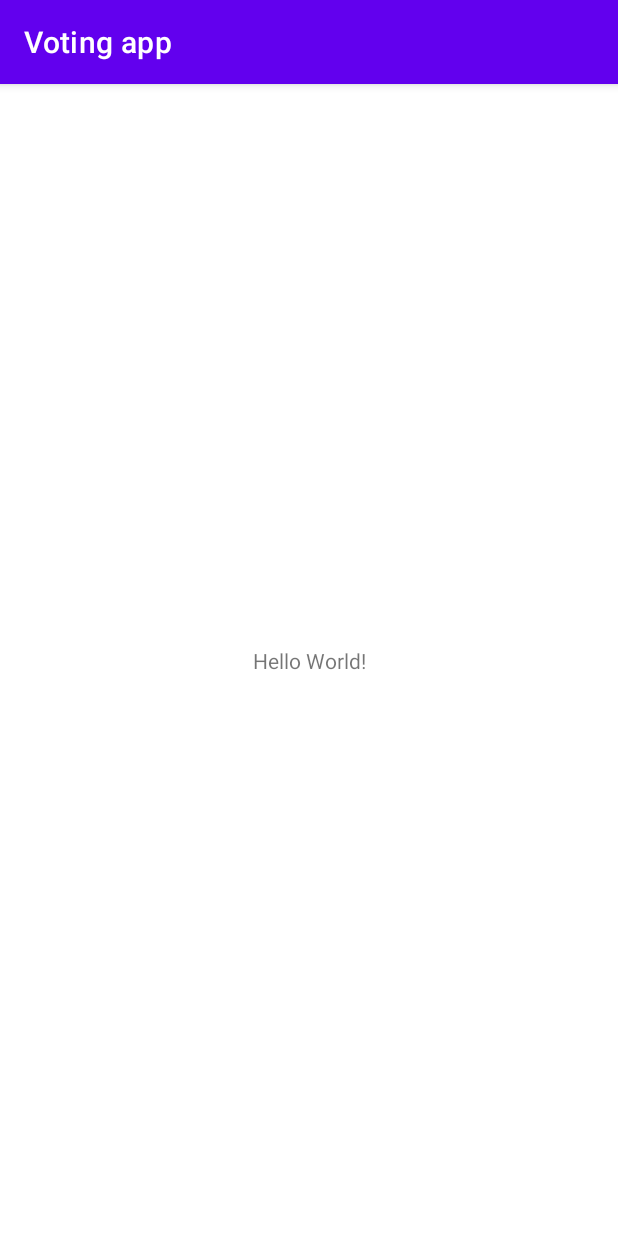
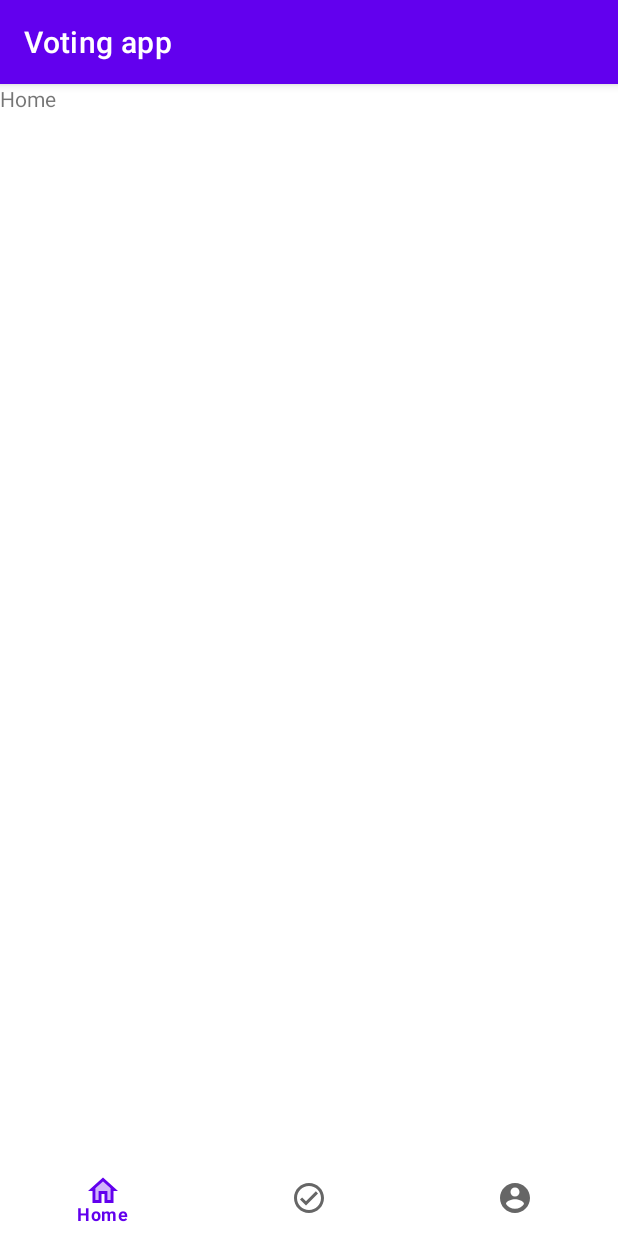
Before and after one commit to rahuladlakha/voting-app, an Android app: the screen it shows after launch once a user with an empty profile is signed in (MainActivity), on a phone screen of 412 x 824 dp. Run offline under Robolectric (Android 15) with nearby library versions, the light colour scheme and no system bars; our stand-ins replace Firebase (no records; nobody signed in at launch, a user with empty details on screens opened directly).

Commit message:
Added bottom navigation menu and also initiated it with the required fragments.
The bottom navigation bar is up and running now with three fragments titled - Home, Results, and Profile.

```diff
--- a/app/build.gradle
+++ b/app/build.gradle
@@ -38,11 +38,10 @@ dependencies {
     implementation 'com.google.android.material:material:1.4.0'
     implementation 'androidx.constraintlayout:constraintlayout:2.1.1'
     implementation 'com.google.firebase:firebase-auth:21.0.1'
+    implementation 'androidx.legacy:legacy-support-v4:1.0.0'
     testImplementation 'junit:junit:4.+'
     androidTestImplementation 'androidx.test.ext:junit:1.1.3'
     androidTestImplementation 'androidx.test.espresso:espresso-core:3.4.0'
     implementation 'com.google.android.gms:play-services-auth:19.2.0'
     implementation 'com.firebaseui:firebase-ui-auth:4.3.2'
 }
-
-apply plugin: 'com.google.gms.google-services'
--- /dev/null
+++ b/app/src/main/java/com/rahul/votingapp/HomeFragment.java
@@ -0,0 +1,64 @@
+package com.rahul.votingapp;
+
+import android.os.Bundle;
+
+import androidx.fragment.app.Fragment;
+
+import android.view.LayoutInflater;
+import android.view.View;
+import android.view.ViewGroup;
+
+/**
+ * A simple {@link Fragment} subclass.
+ * Use the {@link HomeFragment#newInstance} factory method to
+ * create an instance of this fragment.
+ */
+public class HomeFragment extends Fragment {
+
+    // TODO: Rename parameter arguments, choose names that match
+    // the fragment initialization parameters, e.g. ARG_ITEM_NUMBER
+    private static final String ARG_PARAM1 = "param1";
+    private static final String ARG_PARAM2 = "param2";
+
+    // TODO: Rename and change types of parameters
+    private String mParam1;
+    private String mParam2;
+
+    public HomeFragment() {
+        // Required empty public constructor
+    }
+
+    /**
+     * Use this factory method to create a new instance of
+     * this fragment using the provided parameters.
+     *
+     * @param param1 Parameter 1.
+     * @param param2 Parameter 2.
+     * @return A new instance of fragment HomeFragment.
+     */
+    // TODO: Rename and change types and number of parameters
+    public static HomeFragment newInstance(String param1, String param2) {
+        HomeFragment fragment = new HomeFragment();
+        Bundle args = new Bundle();
+        args.putString(ARG_PARAM1, param1);
+        args.putString(ARG_PARAM2, param2);
+        fragment.setArguments(args);
+        return fragment;
+    }
+
+    @Override
+    public void onCreate(Bundle savedInstanceState) {
+        super.onCreate(savedInstanceState);
+        if (getArguments() != null) {
+            mParam1 = getArguments().getString(ARG_PARAM1);
+            mParam2 = getArguments().getString(ARG_PARAM2);
+        }
+    }
+
+    @Override
+    public View onCreateView(LayoutInflater inflater, ViewGroup container,
+                             Bundle savedInstanceState) {
+        // Inflate the layout for this fragment
+        return inflater.inflate(R.layout.fragment_home, container, false);
+    }
+}
--- /dev/null
+++ b/app/src/main/res/drawable/ic_home_twotone.xml
@@ -0,0 +1,15 @@
+<vector xmlns:android="http://schemas.android.com/apk/res/android"
+    android:width="24dp"
+    android:height="24dp"
+    android:viewportWidth="24"
+    android:viewportHeight="24"
+    android:tint="?attr/colorControlNormal">
+  <path
+      android:fillColor="@android:color/white"
+      android:pathData="M12,3L2,12h3v8h6v-6h2v6h6v-8h3L12,3zM17,18h-2v-6L9,12v6L7,18v-7.81l5,-4.5 5,4.5L17,18z"/>
+  <path
+      android:fillColor="@android:color/white"
+      android:pathData="M7,10.19V18h2v-6h6v6h2v-7.81l-5,-4.5z"
+      android:strokeAlpha="0.3"
+      android:fillAlpha="0.3"/>
+</vector>
--- /dev/null
+++ b/app/src/main/res/drawable/ic_profile_twotone.xml
@@ -0,0 +1,10 @@
+<vector xmlns:android="http://schemas.android.com/apk/res/android"
+    android:width="24dp"
+    android:height="24dp"
+    android:viewportWidth="24"
+    android:viewportHeight="24"
+    android:tint="?attr/colorControlNormal">
+  <path
+      android:fillColor="@android:color/white"
+      android:pathData="M12,2C6.48,2 2,6.48 2,12s4.48,10 10,10 10,-4.48 10,-10S17.52,2 12,2zM12,5c1.66,0 3,1.34 3,3s-1.34,3 -3,3 -3,-1.34 -3,-3 1.34,-3 3,-3zM12,19.2c-2.5,0 -4.71,-1.28 -6,-3.22 0.03,-1.99 4,-3.08 6,-3.08 1.99,0 5.97,1.09 6,3.08 -1.29,1.94 -3.5,3.22 -6,3.22z"/>
+</vector>
--- /dev/null
+++ b/app/src/main/res/drawable/ic_results.xml
@@ -0,0 +1,10 @@
+<vector xmlns:android="http://schemas.android.com/apk/res/android"
+    android:width="24dp"
+    android:height="24dp"
+    android:viewportWidth="24"
+    android:viewportHeight="24"
+    android:tint="?attr/colorControlNormal">
+  <path
+      android:fillColor="@android:color/white"
+      android:pathData="M12,2C6.48,2 2,6.48 2,12s4.48,10 10,10 10,-4.48 10,-10S17.52,2 12,2zM12,20c-4.41,0 -8,-3.59 -8,-8s3.59,-8 8,-8 8,3.59 8,8 -3.59,8 -8,8zM16.59,7.58L10,14.17l-2.59,-2.58L6,13l4,4 8,-8z"/>
+</vector>
--- a/app/src/main/res/layout/activity_main.xml
+++ b/app/src/main/res/layout/activity_main.xml
@@ -6,13 +6,32 @@
     android:layout_height="match_parent"
     tools:context=".MainActivity">
 
-    <TextView
-        android:layout_width="wrap_content"
-        android:layout_height="wrap_content"
-        android:text="Hello World!"
-        app:layout_constraintBottom_toBottomOf="parent"
-        app:layout_constraintLeft_toLeftOf="parent"
-        app:layout_constraintRight_toRightOf="parent"
+
+    <FrameLayout
+        android:id="@+id/frameLayout"
+        android:layout_width="match_parent"
+        android:layout_height="50dp"
+        app:layout_constraintBottom_toBottomOf="parent">
+
+        <com.google.android.material.bottomnavigation.BottomNavigationView
+            android:id="@+id/bottomNavigationView"
+            android:layout_width="match_parent"
+            android:layout_height="match_parent"
+            app:layout_constraintBottom_toBottomOf="parent"
+            app:layout_constraintEnd_toEndOf="parent"
+            app:layout_constraintStart_toStartOf="parent"
+            app:menu="@menu/bottom_navigation_menu"
+            app:labelVisibilityMode="selected"/>
+
+    </FrameLayout>
+
+    <androidx.fragment.app.FragmentContainerView
+        android:id="@+id/fragmentContainerView"
+        android:name="com.rahul.votingapp.HomeFragment"
+        android:layout_width="match_parent"
+        android:layout_height="0dp"
+        app:layout_constraintBottom_toTopOf="@+id/frameLayout"
+        app:layout_constraintStart_toStartOf="parent"
         app:layout_constraintTop_toTopOf="parent" />
 
 </androidx.constraintlayout.widget.ConstraintLayout>
--- /dev/null
+++ b/app/src/main/res/layout/fragment_home.xml
@@ -0,0 +1,14 @@
+<?xml version="1.0" encoding="utf-8"?>
+<FrameLayout xmlns:android="http://schemas.android.com/apk/res/android"
+    xmlns:tools="http://schemas.android.com/tools"
+    android:layout_width="match_parent"
+    android:layout_height="match_parent"
+    tools:context=".HomeFragment">
+
+    <!-- TODO: Update blank fragment layout -->
+    <TextView
+        android:layout_width="match_parent"
+        android:layout_height="match_parent"
+        android:text="Home" />
+
+</FrameLayout>
--- /dev/null
+++ b/app/src/main/res/menu/bottom_navigation_menu.xml
@@ -0,0 +1,17 @@
+<?xml version="1.0" encoding="utf-8"?>
+<menu xmlns:android="http://schemas.android.com/apk/res/android"
+    xmlns:app="http://schemas.android.com/apk/res-auto">
+  <item android:id="@+id/homeItem"
+      android:title="Home"
+      android:icon="@drawable/ic_home_twotone"
+      app:showAsAction="ifRoom"/>
+  <item android:id="@+id/resultItem"
+      android:title="Results"
+      android:icon="@drawable/ic_results"
+      app:showAsAction="ifRoom"/>
+  <item android:id="@+id/profileItem"
+      android:title="Profile"
+      android:icon="@drawable/ic_profile_twotone"
+      app:showAsAction="ifRoom"/>
+
+</menu>
--- a/app/src/main/res/values-night/themes.xml
+++ b/app/src/main/res/values-night/themes.xml
@@ -1,6 +1,6 @@
 <resources xmlns:tools="http://schemas.android.com/tools">
     <!-- Base application theme. -->
-    <style name="Theme.VotingApp" parent="Theme.MaterialComponents.DayNight.DarkActionBar">
+    <style name="Theme.VotingApp" parent="Theme.MaterialComponents.Light.DarkActionBar">
         <!-- Primary brand color. -->
         <item name="colorPrimary">@color/purple_200</item>
         <item name="colorPrimaryVariant">@color/purple_700</item>
--- a/app/src/main/res/values/strings.xml
+++ b/app/src/main/res/values/strings.xml
@@ -1,3 +1,5 @@
 <resources>
     <string name="app_name">Voting app</string>
+    <!-- TODO: Remove or change this placeholder text -->
+    <string name="hello_blank_fragment">Hello blank fragment</string>
 </resources>
--- a/app/src/main/res/values/themes.xml
+++ b/app/src/main/res/values/themes.xml
@@ -1,6 +1,6 @@
 <resources xmlns:tools="http://schemas.android.com/tools">
     <!-- Base application theme. -->
-    <style name="Theme.VotingApp" parent="Theme.MaterialComponents.DayNight.DarkActionBar">
+    <style name="Theme.VotingApp" parent="Theme.MaterialComponents.Light.DarkActionBar">
         <!-- Primary brand color. -->
         <item name="colorPrimary">@color/purple_500</item>
         <item name="colorPrimaryVariant">@color/purple_700</item>
```
Also changed, not shown: app/src/main/java/com/rahul/votingapp/MainActivity.java (+30 -0 lines), app/src/main/java/com/rahul/votingapp/ProfileFragment.java (added, +64 -0 lines), app/src/main/java/com/rahul/votingapp/ResultsFragment.java (added, +64 -0 lines), app/src/main/res/layout/fragment_profile.xml (added, +14 -0 lines), app/src/main/res/layout/fragment_results.xml (added, +14 -0 lines).
